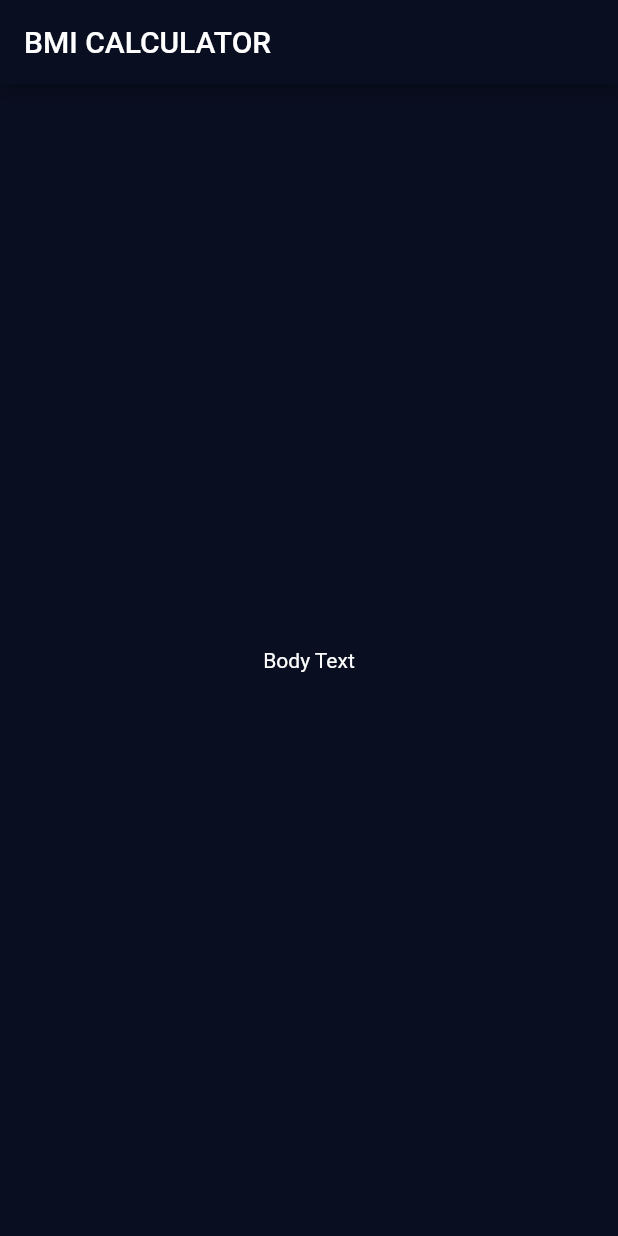
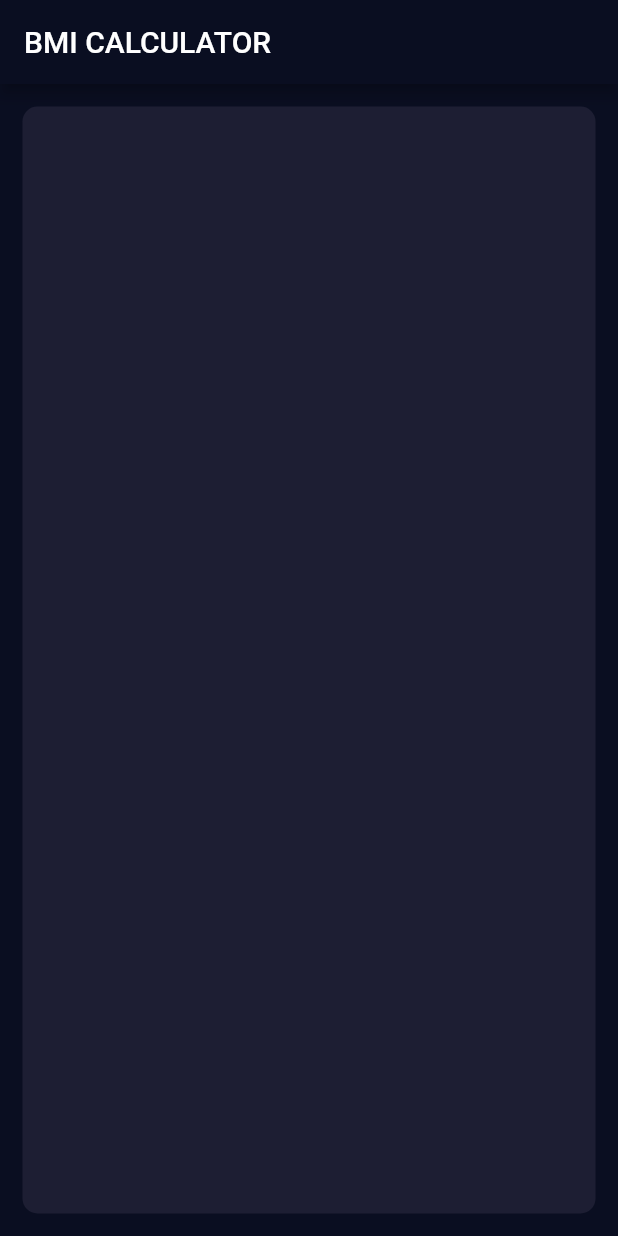
Before and after one commit to FXschwartz/bmi-calculator, a Flutter app: the screen it shows after launch, on a phone screen of 412 x 824 dp. Run offline on Flutter 3.47's test engine with Material 2 defaults, Android fonts, the phone set to English and light mode, and no system bars.

Commit message:
Setup first card on the input page.

```diff
--- a/lib/input_page.dart
+++ b/lib/input_page.dart
@@ -12,8 +12,12 @@ class _InputPageState extends State<InputPage> {
       appBar: AppBar(
         title: Text('BMI CALCULATOR'),
       ),
-      body: Center(
-        child: Text('Body Text'),
+      body: Container(
+        margin: EdgeInsets.all(15.0),
+        decoration: BoxDecoration(
+          borderRadius: BorderRadius.circular(10),
+          color: Color(0xFF1D1E33),
+        ),
       ),
     );
   }
```
